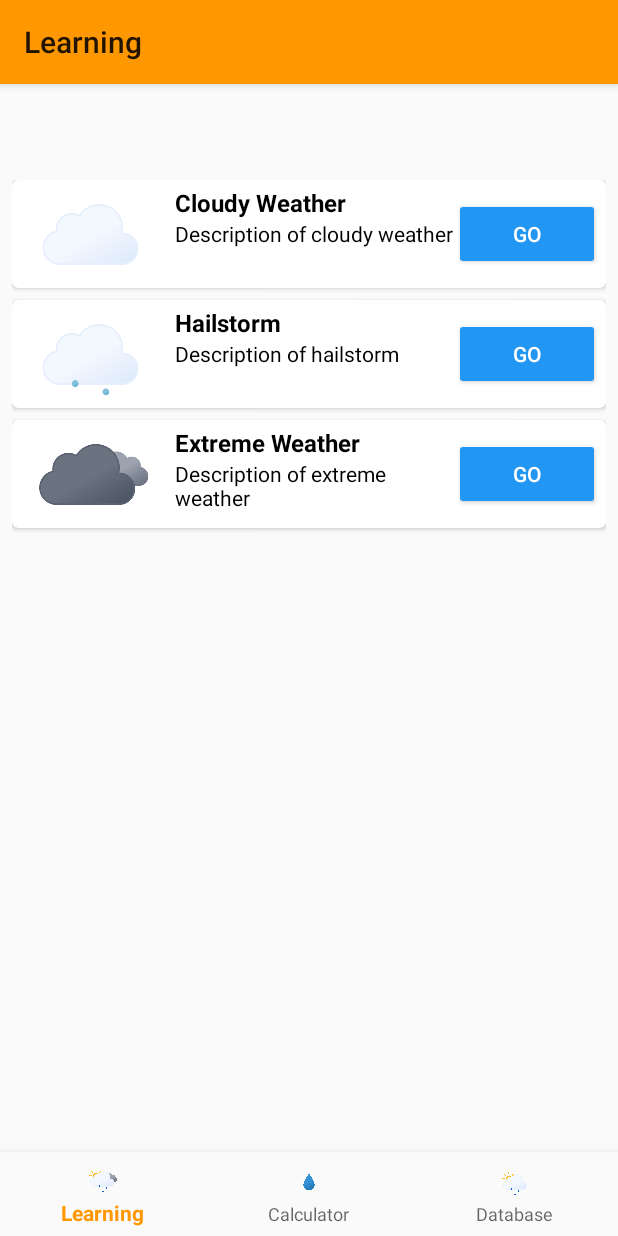
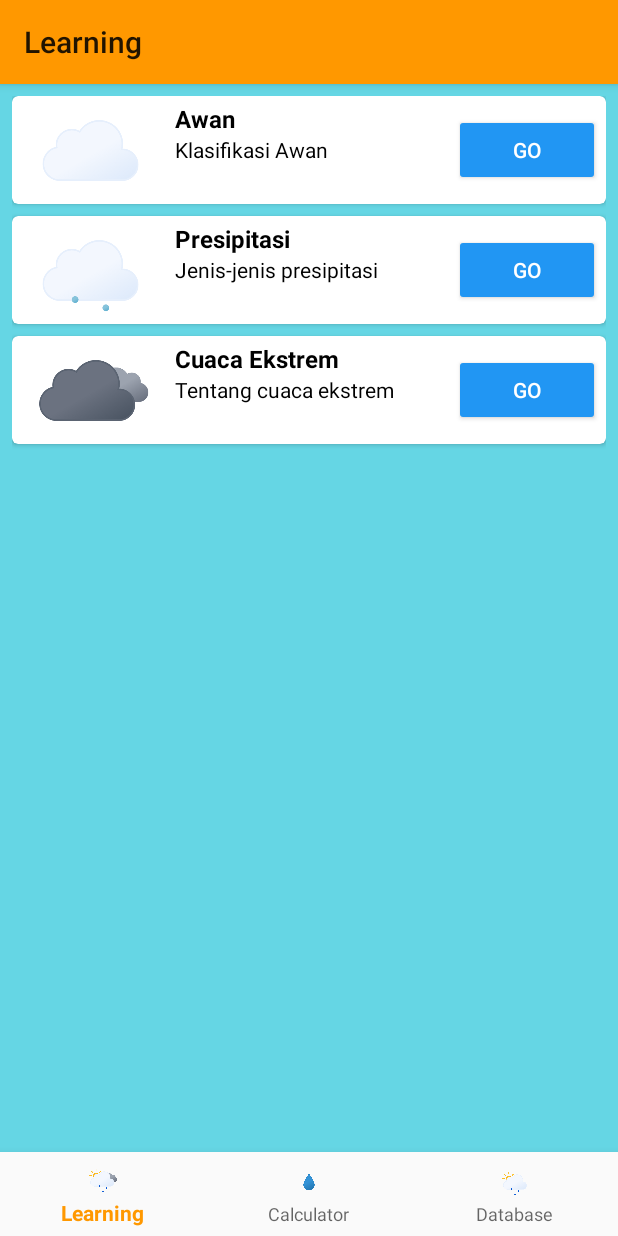
Before and after one commit to evanalif113/Tenki_Sensei, an Android app: the screen it shows after launch (MainActivity), on a phone screen of 412 x 824 dp. Run offline under Robolectric (Android 15) with nearby library versions, the phone set to English and light mode, and no system bars; our stand-ins replace navigation-ui.

Commit message:
Fix language translator

```diff
--- a/app/src/main/res/layout/activity_main.xml
+++ b/app/src/main/res/layout/activity_main.xml
@@ -4,8 +4,7 @@
     xmlns:app="http://schemas.android.com/apk/res-auto"
     android:id="@+id/container"
     android:layout_width="match_parent"
-    android:layout_height="match_parent"
-    android:paddingTop="?attr/actionBarSize">
+    android:layout_height="match_parent">
 
     <com.google.android.material.bottomnavigation.BottomNavigationView
         android:id="@+id/nav_view"
--- a/app/src/main/res/layout/fragment_learning.xml
+++ b/app/src/main/res/layout/fragment_learning.xml
@@ -5,17 +5,20 @@
     xmlns:tools="http://schemas.android.com/tools"
     android:layout_width="match_parent"
     android:layout_height="match_parent"
-    tools:context=".ui.learning.LearningFragment">
+    tools:context=".ui.learning.LearningFragment"
+    android:background="@color/lembut">
 
     <ScrollView
         android:layout_width="match_parent"
-        android:layout_height="match_parent">
+        android:layout_height="match_parent"
+        android:background="@color/lembut">
 
         <LinearLayout
             android:layout_width="match_parent"
             android:layout_height="wrap_content"
             android:orientation="vertical"
-            android:padding="8dp">
+            android:padding="8dp"
+            android:background="@color/lembut">
 
             <!-- First CardView -->
             <androidx.cardview.widget.CardView
@@ -48,7 +51,7 @@
                         <TextView
                             android:layout_width="wrap_content"
                             android:layout_height="wrap_content"
-                            android:text="Cloudy Weather"
+                            android:text="Awan"
                             android:textColor="@color/black"
                             android:textSize="16sp"
                             android:textStyle="bold" />
@@ -56,7 +59,7 @@
                         <TextView
                             android:layout_width="wrap_content"
                             android:layout_height="wrap_content"
-                            android:text="Description of cloudy weather"
+                            android:text="Klasifikasi Awan"
                             android:textColor="@color/black"
                             android:textSize="14sp" />
                     </LinearLayout>
@@ -104,7 +107,7 @@
                         <TextView
                             android:layout_width="wrap_content"
                             android:layout_height="wrap_content"
-                            android:text="Hailstorm"
+                            android:text="Presipitasi"
                             android:textColor="@color/black"
                             android:textSize="16sp"
                             android:textStyle="bold" />
@@ -112,7 +115,7 @@
                         <TextView
                             android:layout_width="wrap_content"
                             android:layout_height="wrap_content"
-                            android:text="Description of hailstorm"
+                            android:text="Jenis-jenis presipitasi"
                             android:textColor="@color/black"
                             android:textSize="14sp" />
                     </LinearLayout>
@@ -160,7 +163,7 @@
                         <TextView
                             android:layout_width="wrap_content"
                             android:layout_height="wrap_content"
-                            android:text="Extreme Weather"
+                            android:text="Cuaca Ekstrem"
                             android:textColor="@color/black"
                             android:textSize="16sp"
                             android:textStyle="bold" />
@@ -168,7 +171,7 @@
                         <TextView
                             android:layout_width="wrap_content"
                             android:layout_height="wrap_content"
-                            android:text="Description of extreme weather"
+                            android:text="Tentang cuaca ekstrem"
                             android:textColor="@color/black"
                             android:textSize="14sp" />
                     </LinearLayout>
--- a/app/src/main/res/values/colors.xml
+++ b/app/src/main/res/values/colors.xml
@@ -16,4 +16,5 @@
     <color name="ungu">#673AB7</color>
     <color name="cyan">#00BCD4</color>
     <color name="orange">#FF9800</color>
+    <color name="lembut">#65D6E4</color>
 </resources>
--- a/app/src/main/res/values/strings.xml
+++ b/app/src/main/res/values/strings.xml
@@ -1,6 +1,6 @@
 <resources>
-    <string name="app_name">Tenki Sensei</string>
-    <string name="Learning">Learning</string>
-    <string name="Calculator">Calculator</string>
-    <string name="Database">Database</string>
+    <string name="app_name" translatable="false">Tenki Sensei</string>
+    <string name="Learning" translatable="false">Learning</string>
+    <string name="Calculator" translatable="false">Calculator</string>
+    <string name="Database" translatable="false">Database</string>
 </resources>
```
